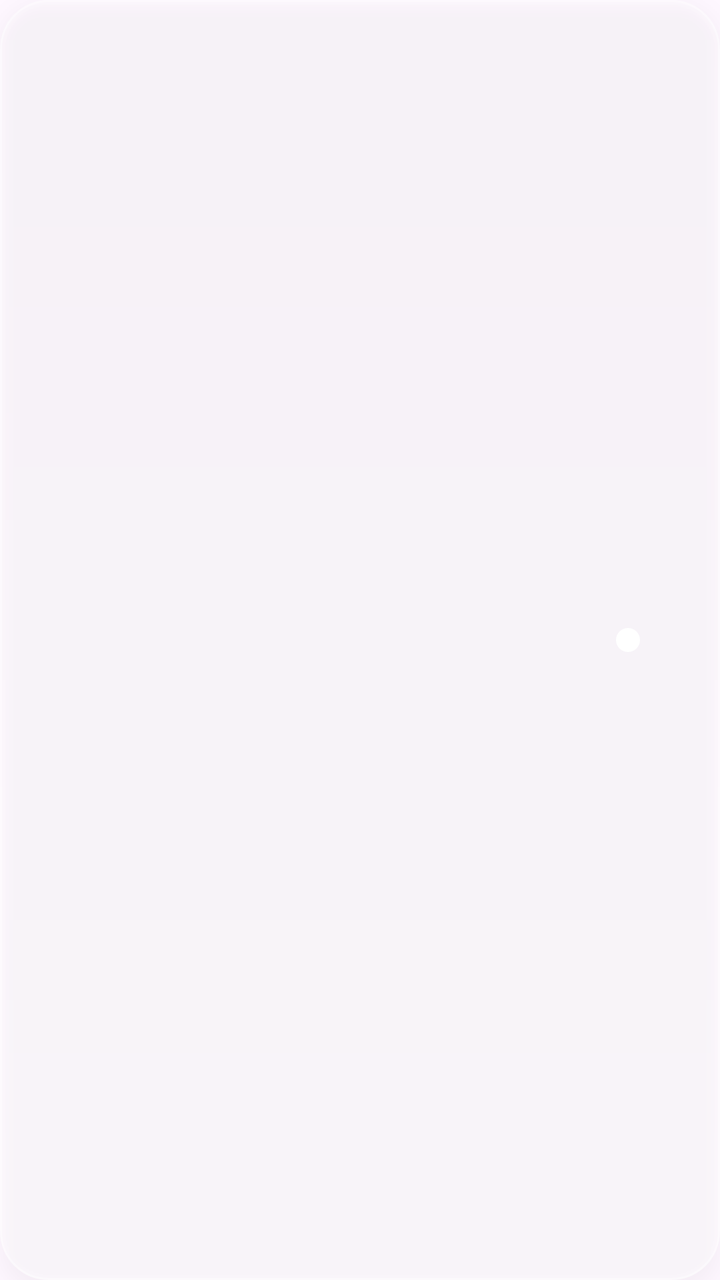
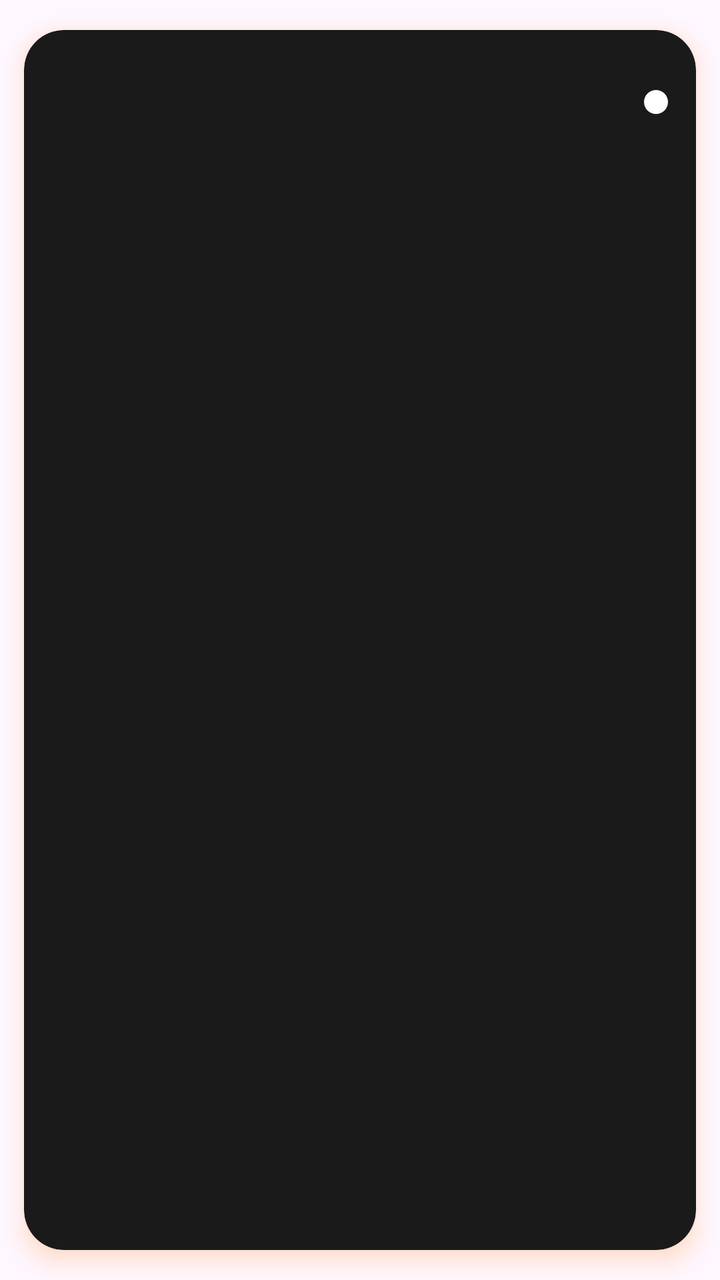

Compare the two renders of this Android layout. The source of the first and the diff that turns it into the second are given below.
<!-- AndroidManifest.xml: application theme Theme.Bitbloom -->
<!-- res/layout/item_team_user.xml -->
<?xml version="1.0" encoding="utf-8"?>
<LinearLayout xmlns:android="http://schemas.android.com/apk/res/android"
    android:layout_width="match_parent"
    android:layout_height="wrap_content"
    android:layout_marginVertical="8dp"
    android:background="@drawable/glassy_bg_gradient"
    android:elevation="6dp"
    android:orientation="horizontal"
    android:paddingHorizontal="16dp"
    android:paddingVertical="18dp">

    
    <com.google.android.material.textview.MaterialTextView
        android:id="@+id/userId"
        style="@style/TextAppearance.MaterialComponents.Body2"
        android:layout_width="0dp"
        android:layout_height="wrap_content"
        android:layout_weight="0.5"
        android:text=""
        android:textColor="@color/white"
        android:textStyle="bold" />

    
    <com.google.android.material.textview.MaterialTextView
        android:id="@+id/userName"
        style="@style/TextAppearance.MaterialComponents.Subtitle1"
        android:layout_width="0dp"
        android:layout_height="wrap_content"
        android:layout_weight="2"
        android:gravity="start"
        android:paddingStart="24dp"
        android:text=""
        android:textColor="@color/white"
        android:textStyle="bold" />

    <View
        android:id="@+id/statusDot"
        android:layout_width="12dp"
        android:layout_height="12dp"
        android:layout_gravity="center_vertical"
        android:layout_marginEnd="24dp"
        android:background="@drawable/status_bg" />
</LinearLayout>
<!-- resources referenced by this layout -->
<resources>
  <color name="white">#FFFFFFFF</color>
  <!-- drawable glassy_bg_gradient (drawable) -->
  <?xml version="1.0" encoding="utf-8"?>
  <layer-list xmlns:android="http://schemas.android.com/apk/res/android">
  
      
      <item>
          <shape android:shape="rectangle">
              <corners android:radius="24dp" />
              <solid android:color="#33FFFFFF" /> 
          </shape>
      </item>
  
      
      <item>
          <shape android:shape="rectangle">
              <corners android:radius="24dp" />
              <gradient
                  android:angle="90"
                  android:startColor="#40FFFFFF"
              android:endColor="#10FFFFFF"
              android:type="linear"
              android:useLevel="false"/>
          </shape>
      </item>
  
      
      <item>
          <shape android:shape="rectangle">
              <corners android:radius="24dp" />
              <stroke
                  android:width="1dp"
                  android:color="#55FFFFFF" /> 
          </shape>
      </item>
  
  </layer-list>
  <!-- drawable status_bg (drawable) -->
  <shape xmlns:android="http://schemas.android.com/apk/res/android"
      android:shape="oval">
      
      <solid android:color="@android:color/white"/>
      
  </shape>
  <style name="Theme.Bitbloom" parent="Base.Theme.Bitbloom">
          
          <item name="editTextStyle">@style/Widget.MXG.EditText.WhiteCursor</item>
          <item name="android:editTextStyle">@style/Widget.MXG.EditText.WhiteCursor</item>
  
          
          <item name="android:textCursorDrawable">@drawable/cursor_white</item>
      </style>
  <style name="Base.Theme.Bitbloom" parent="Theme.Material3.DayNight.NoActionBar">
          <item name="android:statusBarColor">@color/mxg_black</item>
          <item name="colorPrimary">@color/mxg_white</item>
          <item name="android:navigationBarColor">@color/mxg_black</item>
          <item name="android:datePickerDialogTheme">@style/BitbloomDatePickerTheme</item>
      </style>
  <style name="Widget.MXG.EditText.WhiteCursor" parent="Widget.AppCompat.EditText">
          <item name="android:textCursorDrawable">@drawable/cursor_white</item>
      </style>
  <!-- drawable cursor_white (drawable) -->
  <?xml version="1.0" encoding="utf-8"?>
  <shape xmlns:android="http://schemas.android.com/apk/res/android">
      <size android:width="2dp"/>
      <solid android:color="@android:color/white"/>
      <corners android:radius="1dp"/>
  </shape>
  <color name="mxg_black">#000000</color>
  <color name="mxg_white">#FFFFFF</color>
  <style name="BitbloomDatePickerTheme" parent="ThemeOverlay.MaterialComponents.MaterialAlertDialog">
          <item name="colorAccent">@color/status_bar_color</item> 
          <item name="android:headerBackground">@color/light_status_bar_color
          </item> 
          <item name="android:colorControlHighlight">@color/status_bar_color
          </item> 
          <item name="android:colorControlActivated">@color/status_bar_color
          </item> 
          <item name="android:textColorPrimaryInverse">@color/white</item> 
          <item name="android:textColor">@color/status_bar_color</item> 
          <item name="android:textColorPrimary">?attr/colorOnBackground</item> 
      </style>
  <color name="status_bar_color">#EE6924</color>
  <color name="light_status_bar_color">#EE6924</color>
</resources>

<!-- the commit's change to res/layout/item_team_user.xml (unified diff, before → after) -->
@@ -1,43 +1,71 @@
 <?xml version="1.0" encoding="utf-8"?>
-<LinearLayout xmlns:android="http://schemas.android.com/apk/res/android"
+<com.google.android.material.card.MaterialCardView xmlns:android="http://schemas.android.com/apk/res/android"
+    xmlns:app="http://schemas.android.com/apk/res-auto"
     android:layout_width="match_parent"
     android:layout_height="wrap_content"
-    android:layout_marginVertical="8dp"
-    android:background="@drawable/glassy_bg_gradient"
-    android:elevation="6dp"
-    android:orientation="horizontal"
-    android:paddingHorizontal="16dp"
-    android:paddingVertical="18dp">
+    android:foreground="?attr/selectableItemBackground"
+    android:outlineAmbientShadowColor="#FF7B00"
+    android:outlineSpotShadowColor="#FF7B00"
+    app:cardBackgroundColor="@color/main_card_color"
+    app:cardCornerRadius="20dp"
+    app:cardElevation="6dp"
+    app:cardMaxElevation="6dp"
+    app:cardUseCompatPadding="true"
+    app:strokeColor="@android:color/transparent"
+    app:strokeWidth="0dp">
 
-    
-    <com.google.android.material.textview.MaterialTextView
-        android:id="@+id/userId"
-        style="@style/TextAppearance.MaterialComponents.Body2"
-        android:layout_width="0dp"
+    <androidx.constraintlayout.widget.ConstraintLayout
+        android:layout_width="match_parent"
         android:layout_height="wrap_content"
-        android:layout_weight="0.5"
-        android:text=""
-        android:textColor="@color/white"
-        android:textStyle="bold" />
+        android:minHeight="72dp"
+        android:paddingStart="10dp"
+        android:paddingTop="12dp"
+        android:paddingEnd="10dp"
+        android:paddingBottom="12dp">
 
-    
-    <com.google.android.material.textview.MaterialTextView
-        android:id="@+id/userName"
-        style="@style/TextAppearance.MaterialComponents.Subtitle1"
-        android:layout_width="0dp"
-        android:layout_height="wrap_content"
-        android:layout_weight="2"
-        android:gravity="start"
-        android:paddingStart="24dp"
-        android:text=""
-        android:textColor="@color/white"
-        android:textStyle="bold" />
+        
+        <com.google.android.material.textview.MaterialTextView
+            android:id="@+id/userName"
+            style="@style/TextAppearance.MaterialComponents.Subtitle1"
+            android:layout_width="0dp"
+            android:layout_height="wrap_content"
+            android:ellipsize="end"
+            android:maxLines="1"
+            android:text=""
+            android:textColor="@color/white"
+            android:textStyle="bold"
+            app:layout_constraintEnd_toStartOf="@id/statusDot"
+            app:layout_constraintStart_toStartOf="parent"
+            app:layout_constraintTop_toTopOf="parent" />
 
-    <View
-        android:id="@+id/statusDot"
-        android:layout_width="12dp"
-        android:layout_height="12dp"
-        android:layout_gravity="center_vertical"
-        android:layout_marginEnd="24dp"
-        android:background="@drawable/status_bg" />
-</LinearLayout>
+        
+        <com.google.android.material.textview.MaterialTextView
+            android:id="@+id/userId"
+            style="@style/TextAppearance.MaterialComponents.Body2"
+            android:layout_width="0dp"
+            android:layout_height="wrap_content"
+            android:ellipsize="end"
+            android:maxLines="1"
+            android:singleLine="true"
+            android:text=""
+            android:textColor="@color/grey"
+            android:textStyle="normal"
+            android:fontFamily="monospace"
+            app:layout_constraintEnd_toEndOf="@id/userName"
+            app:layout_constraintStart_toStartOf="@id/userName"
+            app:layout_constraintTop_toBottomOf="@id/userName" />
+
+        
+        <View
+            android:id="@+id/statusDot"
+            android:layout_width="12dp"
+            android:layout_height="12dp"
+            android:layout_marginStart="8dp"
+            android:layout_marginEnd="4dp"
+            android:background="@drawable/status_bg"
+            app:layout_constraintBottom_toBottomOf="parent"
+            app:layout_constraintEnd_toEndOf="parent"
+            app:layout_constraintTop_toTopOf="parent" />
+
+    </androidx.constraintlayout.widget.ConstraintLayout>
+</com.google.android.material.card.MaterialCardView>
<!-- resource entries referenced after the edit -->
@@ -1,42 +1,8 @@
 <!-- resources referenced by this layout -->
 <resources>
+  <color name="grey">#B4FFFFFF</color>
+  <color name="main_card_color">#1A1A1A</color>
   <color name="white">#FFFFFFFF</color>
-  <!-- drawable glassy_bg_gradient (drawable) -->
-  <?xml version="1.0" encoding="utf-8"?>
-  <layer-list xmlns:android="http://schemas.android.com/apk/res/android">
-  
-      
-      <item>
-          <shape android:shape="rectangle">
-              <corners android:radius="24dp" />
-              <solid android:color="#33FFFFFF" /> 
-          </shape>
-      </item>
-  
-      
-      <item>
-          <shape android:shape="rectangle">
-              <corners android:radius="24dp" />
-              <gradient
-                  android:angle="90"
-                  android:startColor="#40FFFFFF"
-              android:endColor="#10FFFFFF"
-              android:type="linear"
-              android:useLevel="false"/>
-          </shape>
-      </item>
-  
-      
-      <item>
-          <shape android:shape="rectangle">
-              <corners android:radius="24dp" />
-              <stroke
-                  android:width="1dp"
-                  android:color="#55FFFFFF" /> 
-          </shape>
-      </item>
-  
-  </layer-list>
   <!-- drawable status_bg (drawable) -->
   <shape xmlns:android="http://schemas.android.com/apk/res/android"
       android:shape="oval">
